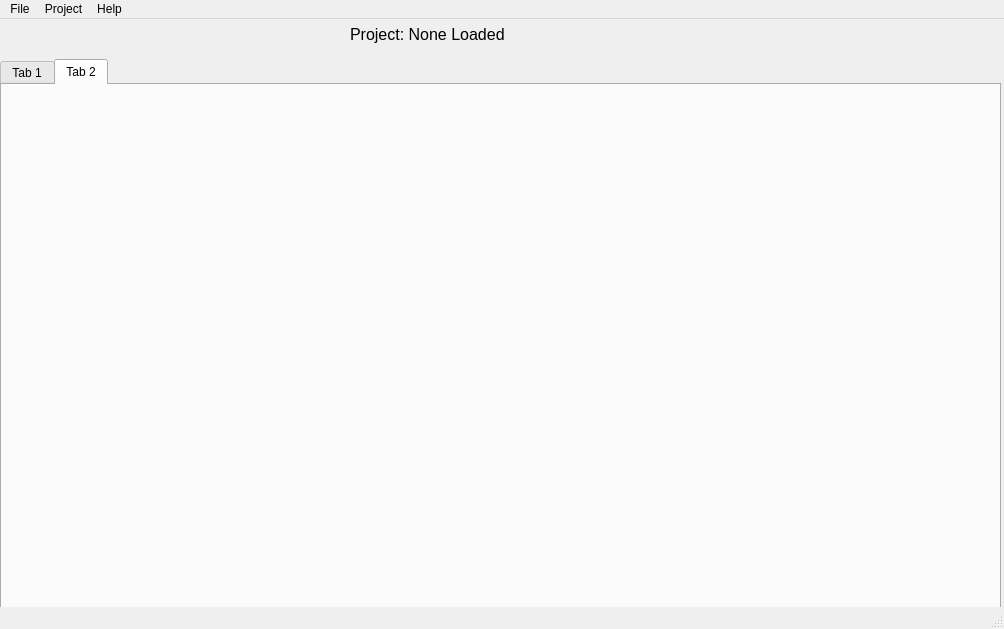
Old version of the form assets/window.ui in the repository jamesdick123/BugTracker.
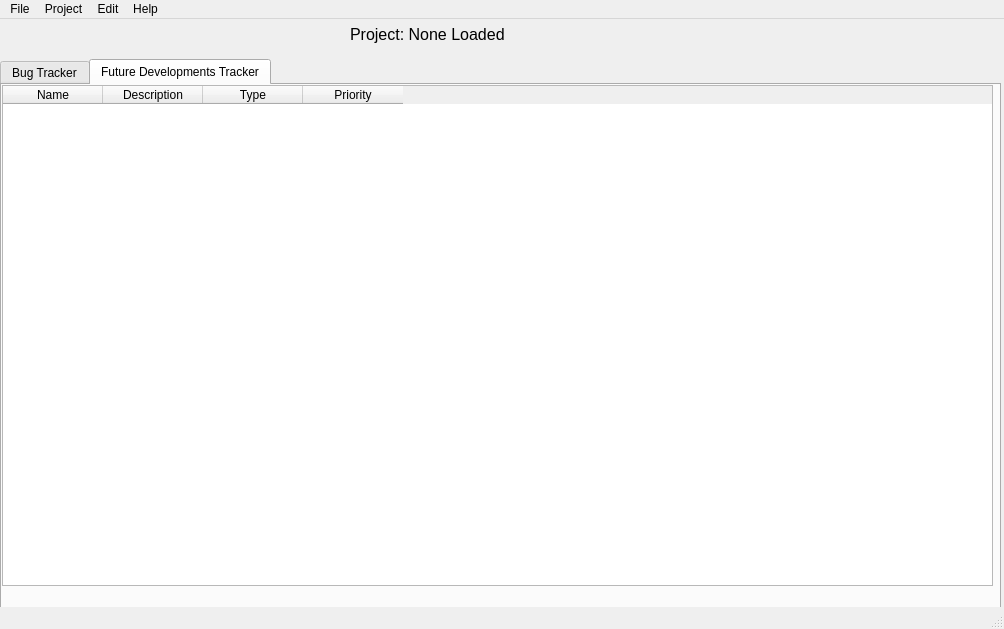
New version of the form. The open tabs and pages were chosen to show the change.

The edit to the form file:
```diff
--- a/assets/window.ui
+++ b/assets/window.ui
@@ -28,7 +28,7 @@
     </property>
     <widget class="QWidget" name="tab">
      <attribute name="title">
-      <string>Tab 1</string>
+      <string>Bug Tracker</string>
      </attribute>
      <widget class="QTableWidget" name="issueTable">
       <property name="geometry">
@@ -63,8 +63,38 @@
     </widget>
     <widget class="QWidget" name="tab_2">
      <attribute name="title">
-      <string>Tab 2</string>
+      <string>Future Developments Tracker</string>
      </attribute>
+     <widget class="QTableWidget" name="scheduleTable">
+      <property name="geometry">
+       <rect>
+        <x>0</x>
+        <y>0</y>
+        <width>991</width>
+        <height>501</height>
+       </rect>
+      </property>
+      <column>
+       <property name="text">
+        <string>Name</string>
+       </property>
+      </column>
+      <column>
+       <property name="text">
+        <string>Description</string>
+       </property>
+      </column>
+      <column>
+       <property name="text">
+        <string>Type</string>
+       </property>
+      </column>
+      <column>
+       <property name="text">
+        <string>Priority</string>
+       </property>
+      </column>
+     </widget>
     </widget>
    </widget>
    <widget class="QLabel" name="projLabel">
@@ -114,8 +144,16 @@
      <string>Help</string>
     </property>
    </widget>
+   <widget class="QMenu" name="menuEdit">
+    <property name="title">
+     <string>Edit</string>
+    </property>
+    <addaction name="actionRemoveTask"/>
+    <addaction name="actionUpdatePriority"/>
+   </widget>
    <addaction name="menuFile"/>
    <addaction name="menuProject"/>
+   <addaction name="menuEdit"/>
    <addaction name="menuHelp"/>
   </widget>
   <widget class="QStatusBar" name="statusbar"/>
```
Left out of the diff: 13 changed lines with no effect on the pictures.
